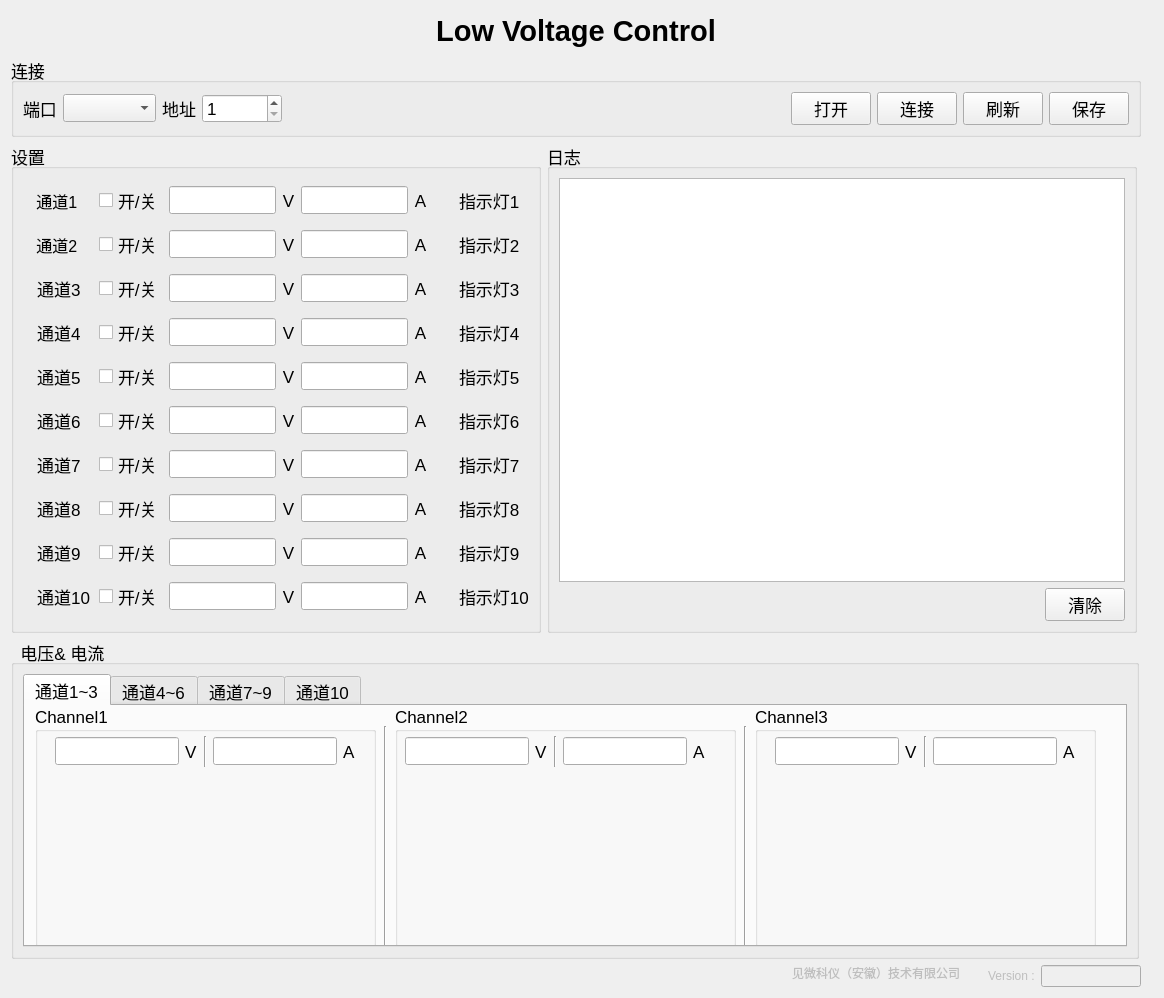
yuloger/Low-Voltage-Control, file widget.ui: the form before one commit.
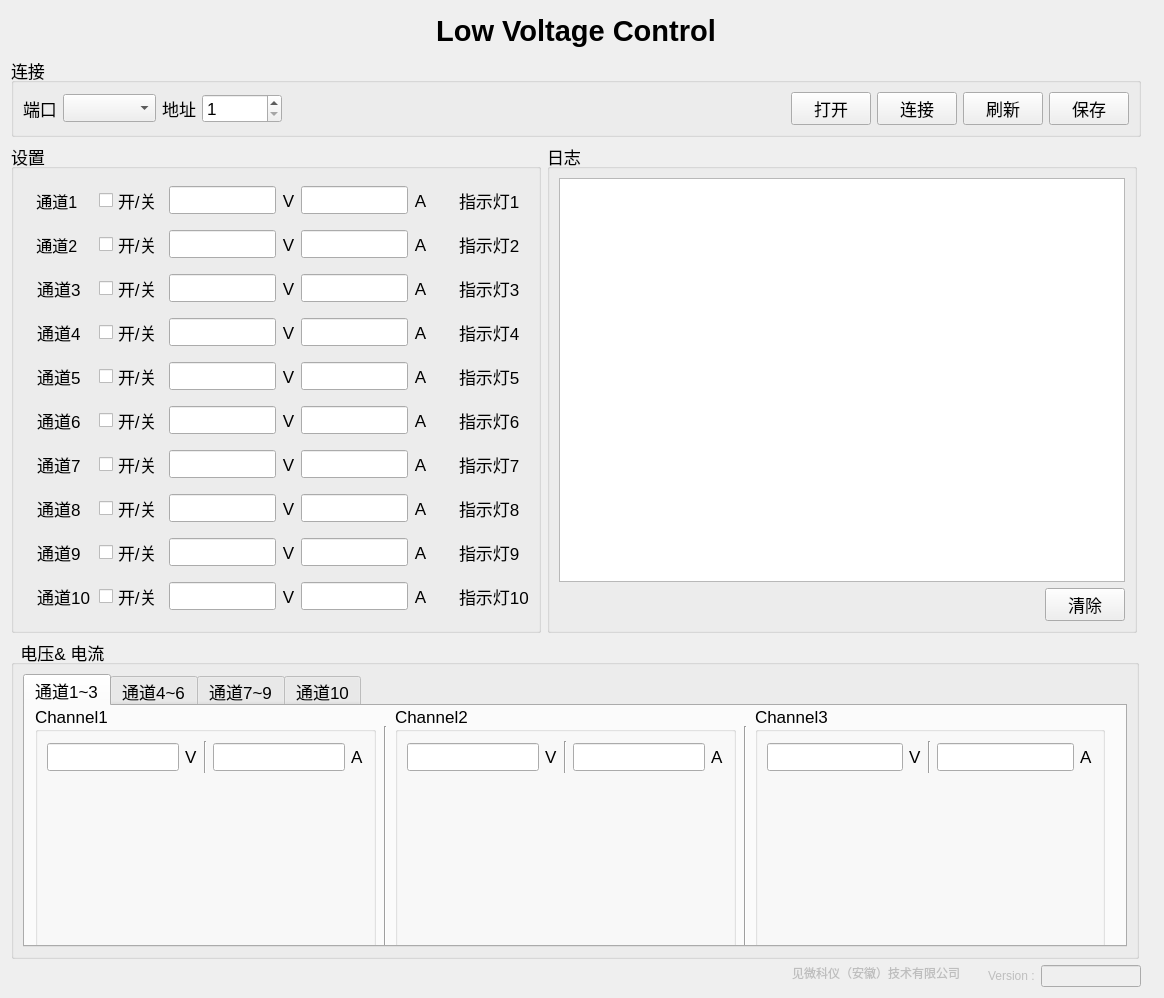
The form after the commit. Custom widgets are drawn as their Qt base class.

Commit message: 修改绘图窗口

What changed in the file:
```diff
--- a/widget.ui
+++ b/widget.ui
@@ -1167,7 +1167,7 @@
             <x>10</x>
             <y>0</y>
             <width>341</width>
-            <height>241</height>
+            <height>245</height>
            </rect>
           </property>
           <property name="font">
@@ -1178,37 +1178,8 @@
           <property name="title">
            <string>Channel1</string>
           </property>
-          <widget class="QChartView" name="graphicsView_17" native="true">
-           <property name="geometry">
-            <rect>
-             <x>10</x>
-             <y>70</y>
-             <width>321</width>
-             <height>161</height>
-            </rect>
-           </property>
-           <property name="sizePolicy">
-            <sizepolicy hsizetype="Fixed" vsizetype="Fixed">
-             <horstretch>0</horstretch>
-             <verstretch>0</verstretch>
-            </sizepolicy>
-           </property>
-           <property name="minimumSize">
-            <size>
-             <width>320</width>
-             <height>160</height>
-            </size>
-           </property>
-          </widget>
-          <widget class="QWidget" name="horizontalLayoutWidget">
-           <property name="geometry">
-            <rect>
-             <x>20</x>
-             <y>30</y>
-             <width>301</width>
-             <height>31</height>
-            </rect>
-           </property>
+          <layout class="QVBoxLayout" name="verticalLayout">
+           <item>
            <layout class="QHBoxLayout" name="horizontalLayout_3">
             <item>
              <widget class="QLineEdit" name="lineEdit_2">
@@ -1246,7 +1217,24 @@
              </widget>
             </item>
            </layout>
-          </widget>
+           </item>
+           <item>
+            <widget class="QChartView" name="graphicsView_17" native="true">
+             <property name="sizePolicy">
+              <sizepolicy hsizetype="Fixed" vsizetype="Fixed">
+               <horstretch>0</horstretch>
+               <verstretch>0</verstretch>
+              </sizepolicy>
+             </property>
+             <property name="minimumSize">
+              <size>
+               <width>320</width>
+               <height>160</height>
+              </size>
+             </property>
+            </widget>
+           </item>
+          </layout>
          </widget>
          <widget class="QGroupBox" name="groupBox_8">
           <property name="geometry">
@@ -1254,7 +1242,7 @@
             <x>370</x>
             <y>0</y>
             <width>341</width>
-            <height>241</height>
+            <height>245</height>
            </rect>
           </property>
           <property name="font">
@@ -1265,31 +1253,8 @@
           <property name="title">
            <string>Channel2</string>
           </property>
-          <widget class="QChartView" name="graphicsView_18" native="true">
-           <property name="geometry">
-            <rect>
-             <x>10</x>
-             <y>70</y>
-             <width>321</width>
-             <height>161</height>
-            </rect>
-           </property>
-           <property name="minimumSize">
-            <size>
-             <width>320</width>
-             <height>160</height>
-            </size>
-           </property>
-          </widget>
-          <widget class="QWidget" name="horizontalLayoutWidget_3">
-           <property name="geometry">
-            <rect>
-             <x>10</x>
-             <y>30</y>
-             <width>301</width>
-             <height>31</height>
-            </rect>
-           </property>
+          <layout class="QVBoxLayout" name="verticalLayout_2">
+           <item>
            <layout class="QHBoxLayout" name="horizontalLayout_5">
             <item>
              <widget class="QLineEdit" name="lineEdit_6">
@@ -1327,15 +1292,26 @@
              </widget>
             </item>
            </layout>
-          </widget>
+           </item>
+           <item>
+            <widget class="QChartView" name="graphicsView_18" native="true">
+             <property name="minimumSize">
+              <size>
+               <width>320</width>
+               <height>160</height>
+              </size>
+             </property>
+            </widget>
+           </item>
+          </layout>
          </widget>
          <widget class="QGroupBox" name="groupBox_9">
           <property name="geometry">
            <rect>
             <x>730</x>
             <y>0</y>
-            <width>341</width>
-            <height>241</height>
+            <width>350</width>
+            <height>245</height>
            </rect>
           </property>
           <property name="font">
@@ -1346,31 +1322,8 @@
           <property name="title">
            <string>Channel3</string>
           </property>
-          <widget class="QChartView" name="graphicsView_19" native="true">
-           <property name="geometry">
-            <rect>
-             <x>10</x>
-             <y>70</y>
-             <width>321</width>
-             <height>161</height>
-            </rect>
-           </property>
-           <property name="minimumSize">
-            <size>
-             <width>320</width>
-             <height>160</height>
-            </size>
-           </property>
-          </widget>
-          <widget class="QWidget" name="horizontalLayoutWidget_6">
-           <property name="geometry">
-            <rect>
-             <x>20</x>
-             <y>30</y>
-             <width>301</width>
-             <height>31</height>
-            </rect>
-           </property>
+          <layout class="QVBoxLayout" name="verticalLayout_3">
+           <item>
            <layout class="QHBoxLayout" name="horizontalLayout_8">
             <item>
              <widget class="QLineEdit" name="lineEdit_13">
@@ -1408,7 +1361,18 @@
              </widget>
             </item>
            </layout>
-          </widget>
+           </item>
+           <item>
+            <widget class="QChartView" name="graphicsView_19" native="true">
+             <property name="minimumSize">
+              <size>
+               <width>320</width>
+               <height>160</height>
+              </size>
+             </property>
+            </widget>
+           </item>
+          </layout>
          </widget>
          <widget class="Line" name="line">
           <property name="geometry">
```
Left out of the diff: 296 changed lines with no effect on the pictures. Lines whose indentation alone changed are shown as unchanged.
